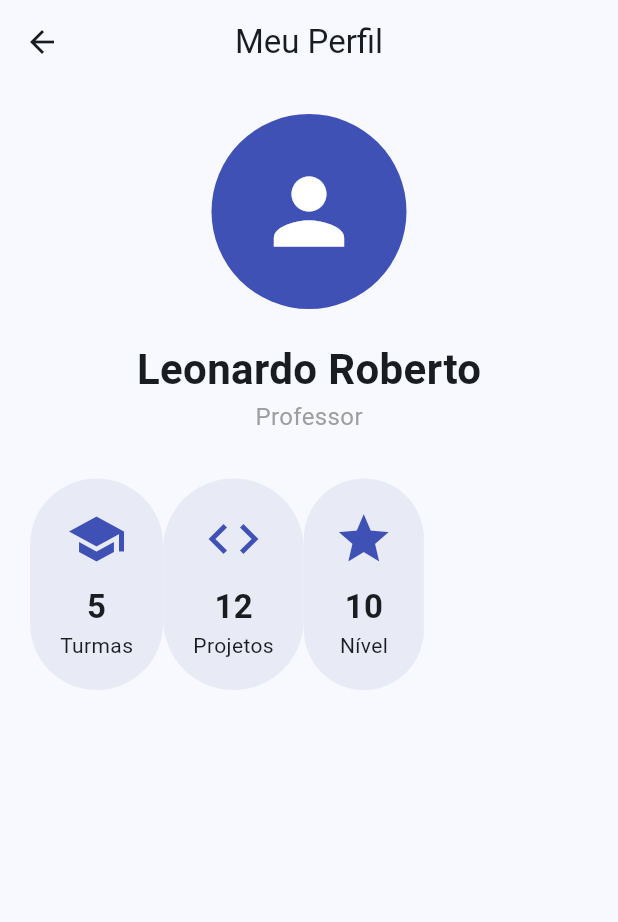
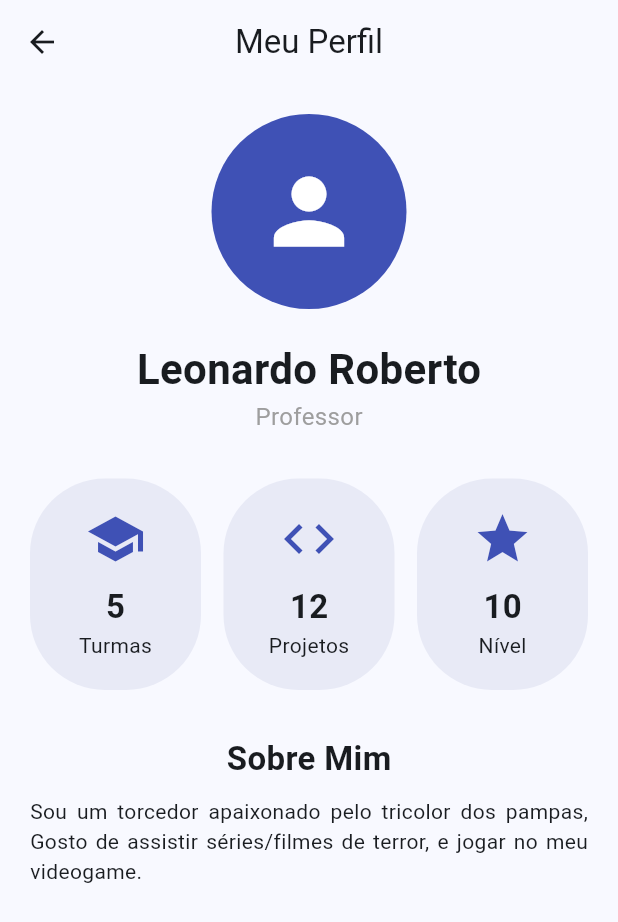
Before and after one commit to leonardocandido-cmyk/programacao-mobile, a Flutter app: the Aula03 screen opened by its route, on a phone screen of 412 x 824 dp. Shown: the top 922 px of the screen. Run offline on Flutter 3.47's test engine with Material 3 defaults, Android fonts, the phone set to English and light mode, and no system bars.

Commit message:
Finalizando aula 03

```diff
--- a/lib/paginas/aula03.dart
+++ b/lib/paginas/aula03.dart
@@ -84,11 +84,37 @@ class Aula03 extends StatelessWidget {
               // Dispor elementos em linha
               Row(
                 children: [
-                  _criarInfo(icone: Icons.school, titulo: "Turmas", texto: "5"),
-                  _criarInfo(icone: Icons.code, titulo: "Projetos", texto: "12"),
-                  _criarInfo(icone: Icons.star, titulo: "Nível", texto: "10"),
+                  // Cada Expanded ocupa o mesmo espaço disponível na linha
+                  Expanded(
+                      child: _criarInfo(
+                          icone: Icons.school, titulo: "Turmas", texto: "5")),
+                  SizedBox(width: 15), // Colocar um espaço entre os cards
+                  Expanded(
+                    child: _criarInfo(
+                        icone: Icons.code, titulo: "Projetos", texto: "12"),
+                  ),
+                  SizedBox(width: 15),
+                  Expanded(
+                    child: _criarInfo(
+                        icone: Icons.star, titulo: "Nível", texto: "10"),
+                  ),
                 ],
               ),
+              const SizedBox(height: 30),
+              const Text(
+                "Sobre Mim",
+                style: TextStyle(
+                  fontWeight: FontWeight.bold,
+                  fontSize: 22,
+                ),
+              ),
+              const SizedBox(height: 10),
+              const Text(
+                "Sou um torcedor apaixonado pelo tricolor dos pampas"
+                ", Gosto de assistir séries/filmes de terror, e jogar no "
+                "meu videogame.",
+                textAlign: TextAlign.justify,
+              )
             ],
           ),
         ),
```
